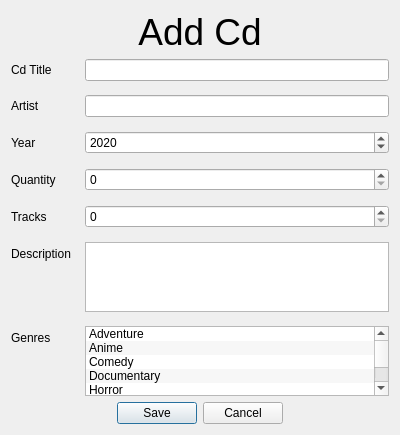
Qt form forms/cddialog.ui (umustdye/Book-Worms) before a commit.
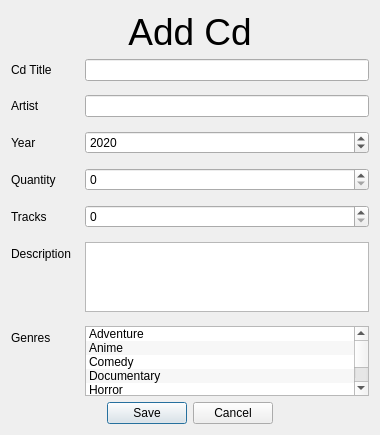
The same form after that commit.

Patch:
```diff
--- a/forms/cddialog.ui
+++ b/forms/cddialog.ui
@@ -6,7 +6,7 @@
    <rect>
     <x>0</x>
     <y>0</y>
-    <width>400</width>
+    <width>380</width>
     <height>435</height>
    </rect>
   </property>
```
Left out of the diff: 3 changed lines with no effect on the pictures.
